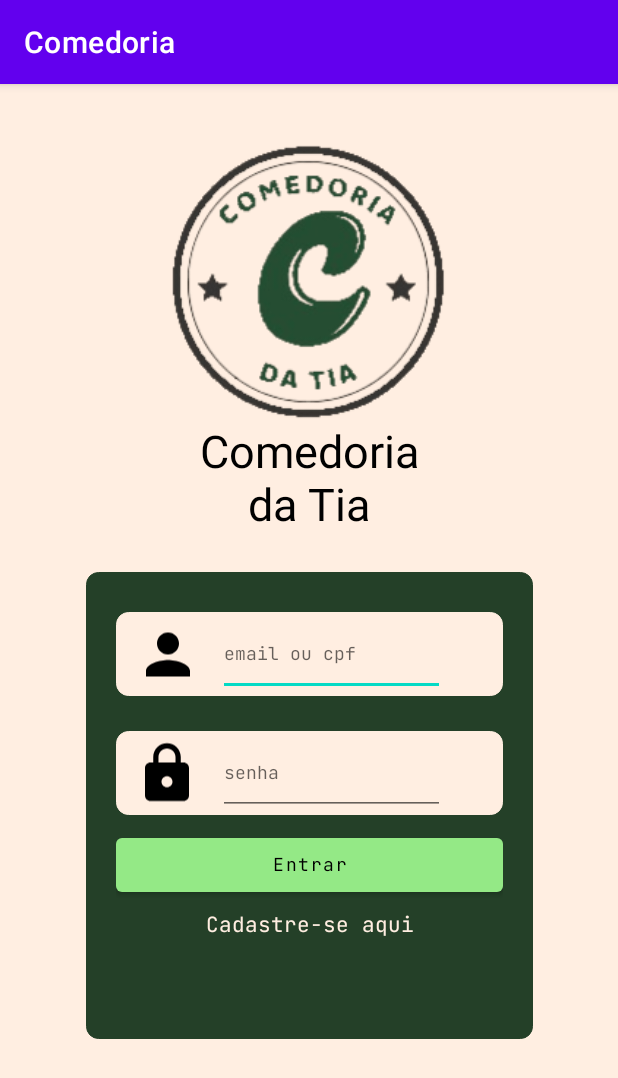
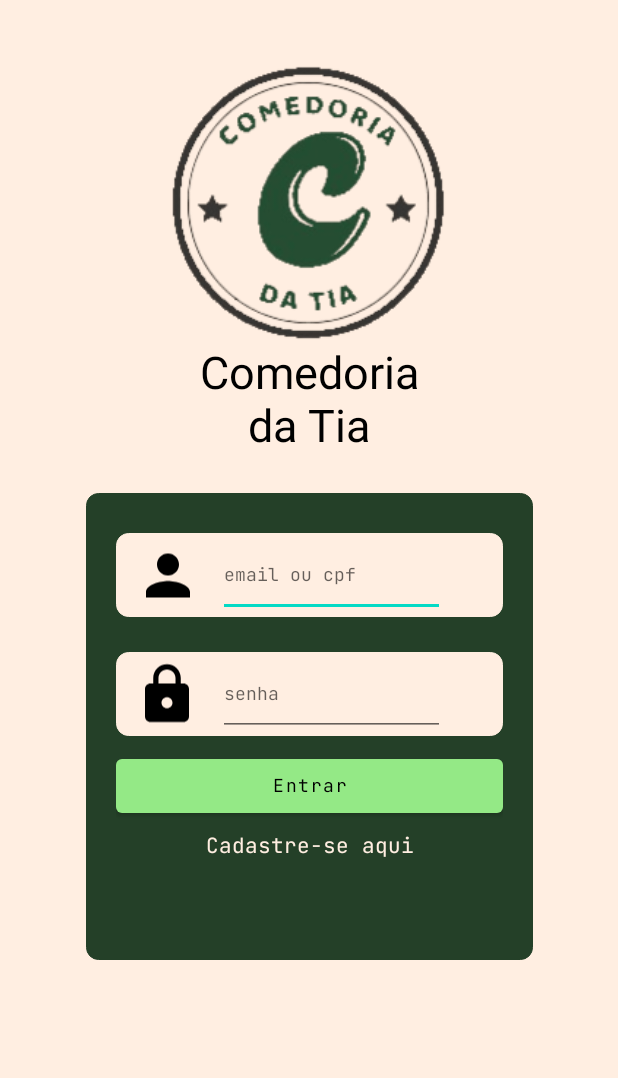
Before and after one commit to 2024-1-NCC3/Projeto1, an Android app: the screen it shows after launch (Login), on a phone screen of 412 x 824 dp. Shown: the top 1078 px of the screen. Run offline under Robolectric (Android 15) with nearby library versions, the phone set to English and light mode, and no system bars; our stand-ins replace Volley; Roboto replaces fonts that are not available here.

Commit message:
Barra superior retirada

```diff
--- a/app/src/main/res/values-night/themes.xml
+++ b/app/src/main/res/values-night/themes.xml
@@ -1,6 +1,6 @@
 <resources xmlns:tools="http://schemas.android.com/tools">
     <!-- Base application theme. -->
-    <style name="Theme.Comedoria" parent="Theme.MaterialComponents.DayNight.DarkActionBar">
+    <style name="Theme.Comedoria" parent="Theme.MaterialComponents.DayNight.NoActionBar">
         <!-- Primary brand color. -->
         <item name="colorPrimary">@color/purple_200</item>
         <item name="colorPrimaryVariant">@color/purple_700</item>
--- a/app/src/main/res/values/themes.xml
+++ b/app/src/main/res/values/themes.xml
@@ -1,6 +1,6 @@
 <resources xmlns:tools="http://schemas.android.com/tools">
     <!-- Base application theme. -->
-    <style name="Theme.Comedoria" parent="Theme.MaterialComponents.DayNight.DarkActionBar">
+    <style name="Theme.Comedoria" parent="Theme.MaterialComponents.DayNight.NoActionBar">
         <!-- Primary brand color. -->
         <item name="colorPrimary">@color/purple_500</item>
         <item name="colorPrimaryVariant">@color/purple_700</item>
```
